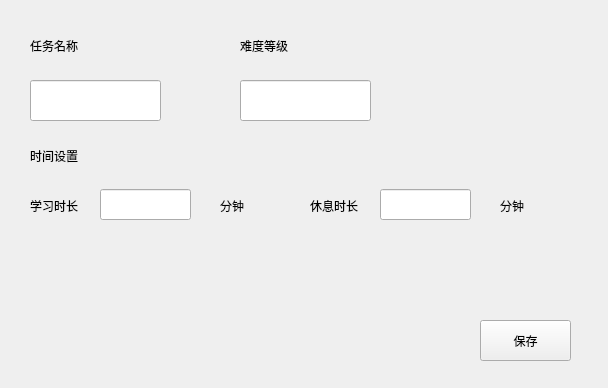
First picture: the form in tasksetting.ui, repository Hurricane2333/Tomato_Clock, before the edit.
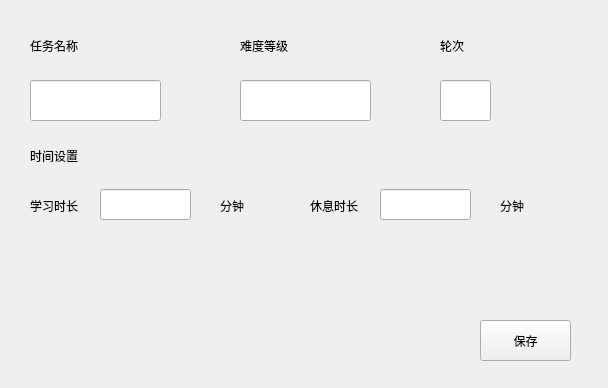
Second picture: the form after the edit.

```diff
--- a/tasksetting.ui
+++ b/tasksetting.ui
@@ -157,6 +157,29 @@
     <string>保存</string>
    </property>
   </widget>
+  <widget class="QLabel" name="label_8">
+   <property name="geometry">
+    <rect>
+     <x>440</x>
+     <y>40</y>
+     <width>40</width>
+     <height>12</height>
+    </rect>
+   </property>
+   <property name="text">
+    <string>轮次</string>
+   </property>
+  </widget>
+  <widget class="QLineEdit" name="turnLineEdit">
+   <property name="geometry">
+    <rect>
+     <x>440</x>
+     <y>80</y>
+     <width>51</width>
+     <height>41</height>
+    </rect>
+   </property>
+  </widget>
  </widget>
  <resources/>
  <connections/>
```
